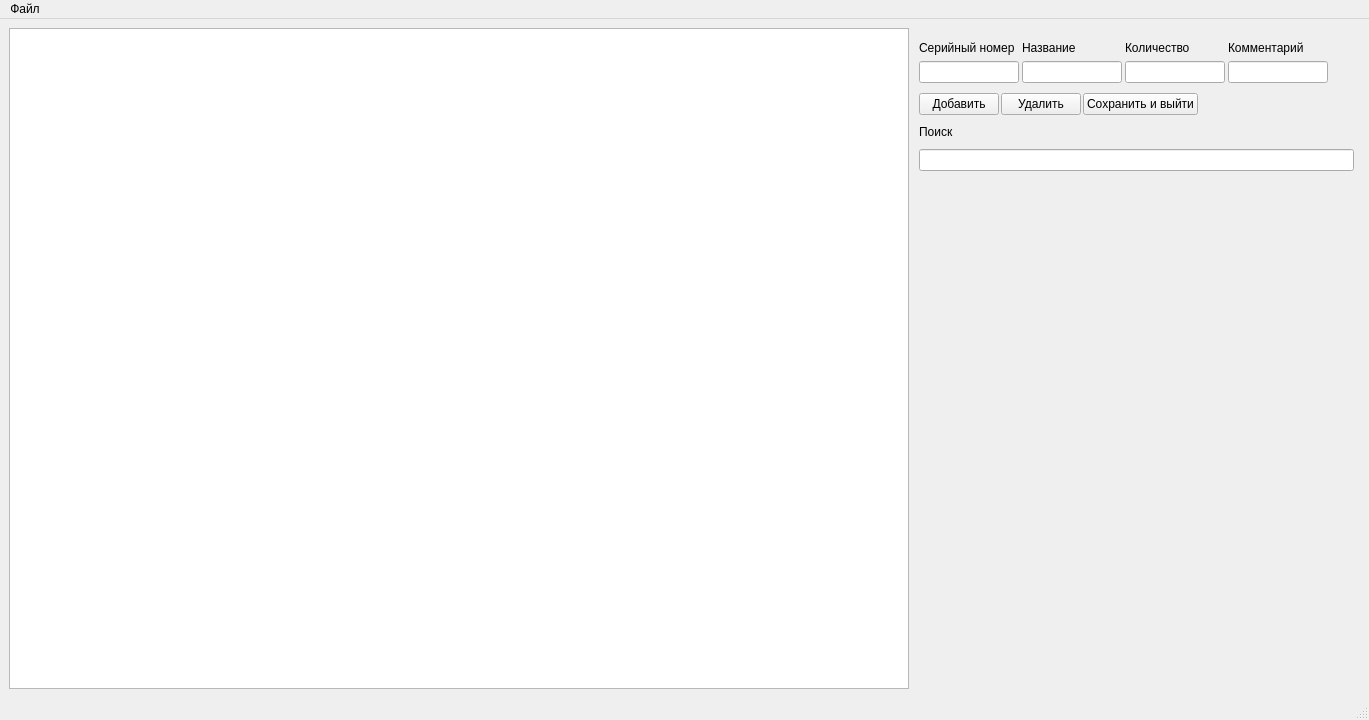
Qt form mainwindow.ui (QDianQ/service_station_BD) before a commit.
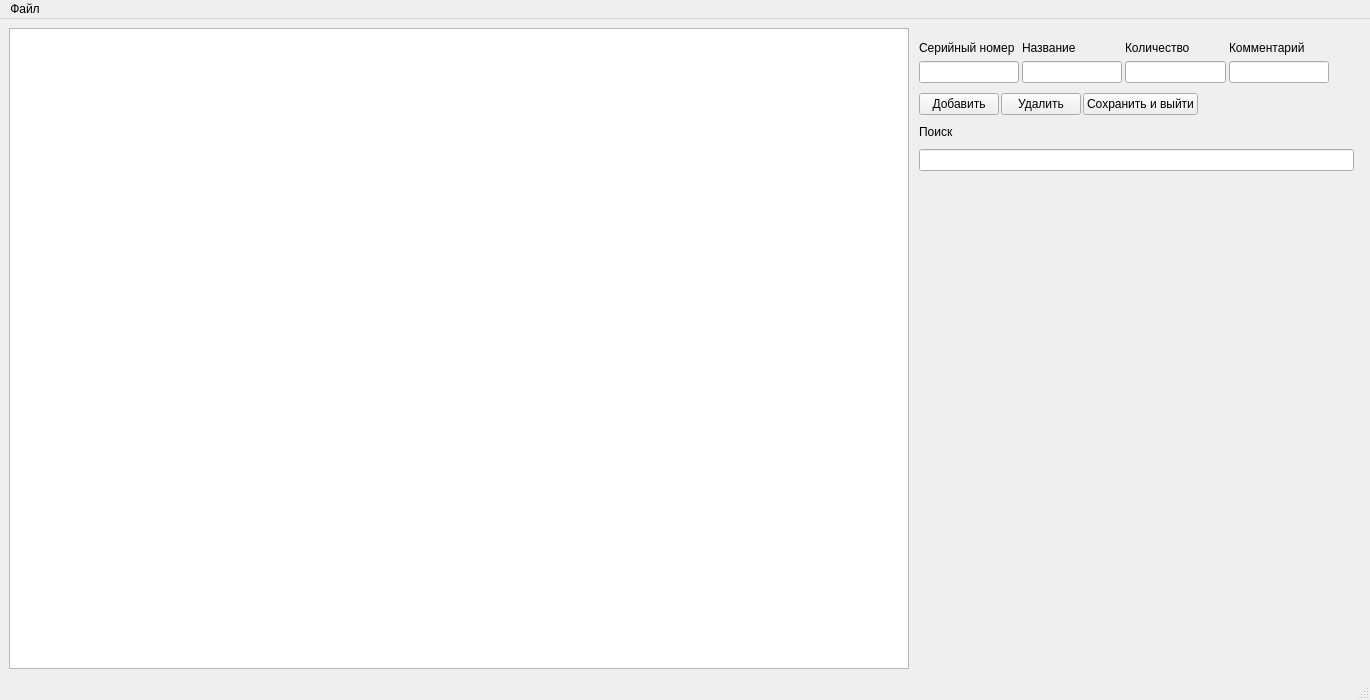
The same form after that commit.

Patch:
```diff
--- a/mainwindow.ui
+++ b/mainwindow.ui
@@ -9,26 +9,26 @@
    <rect>
     <x>0</x>
     <y>0</y>
-    <width>1369</width>
-    <height>720</height>
+    <width>1370</width>
+    <height>700</height>
    </rect>
   </property>
   <property name="sizePolicy">
-   <sizepolicy hsizetype="Fixed" vsizetype="Fixed">
+   <sizepolicy hsizetype="Expanding" vsizetype="Expanding">
     <horstretch>0</horstretch>
     <verstretch>0</verstretch>
    </sizepolicy>
   </property>
   <property name="minimumSize">
    <size>
-    <width>1368</width>
-    <height>720</height>
+    <width>0</width>
+    <height>0</height>
    </size>
   </property>
   <property name="maximumSize">
    <size>
-    <width>165555</width>
-    <height>165555</height>
+    <width>16777215</width>
+    <height>16777215</height>
    </size>
   </property>
   <property name="windowTitle">
@@ -41,6 +41,12 @@
    <bool>true</bool>
   </property>
   <widget class="QWidget" name="centralwidget">
+   <property name="sizePolicy">
+    <sizepolicy hsizetype="Expanding" vsizetype="Expanding">
+     <horstretch>0</horstretch>
+     <verstretch>0</verstretch>
+    </sizepolicy>
+   </property>
    <layout class="QHBoxLayout" name="horizontalLayout">
     <property name="spacing">
      <number>10</number>
@@ -106,16 +112,16 @@
         <property name="sortingEnabled">
          <bool>true</bool>
         </property>
-        <attribute name="horizontalHeaderVisible">
+        <property name="wordWrap">
          <bool>true</bool>
-        </attribute>
-        <attribute name="horizontalHeaderCascadingSectionResizes">
-         <bool>false</bool>
-        </attribute>
+        </property>
+        <property name="cornerButtonEnabled">
+         <bool>true</bool>
+        </property>
         <attribute name="horizontalHeaderDefaultSectionSize">
          <number>200</number>
         </attribute>
-        <attribute name="horizontalHeaderHighlightSections">
+        <attribute name="horizontalHeaderShowSortIndicator" stdset="0">
          <bool>true</bool>
         </attribute>
        </widget>
@@ -462,7 +468,7 @@
     <rect>
      <x>0</x>
      <y>0</y>
-     <width>1369</width>
+     <width>1370</width>
      <height>21</height>
     </rect>
    </property>
```
